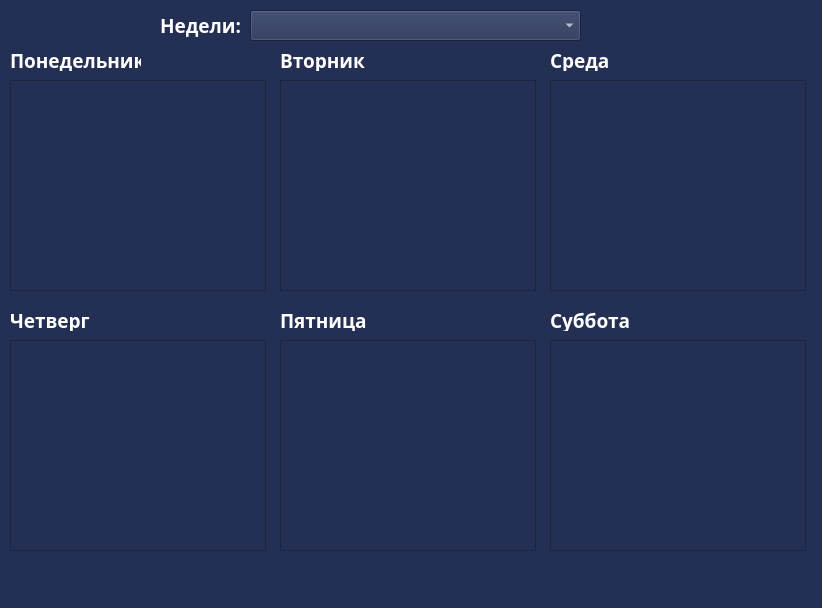
Before: the Qt Designer form ui/diary.ui in Ulbandus/e-school, drawn with Qt 5.
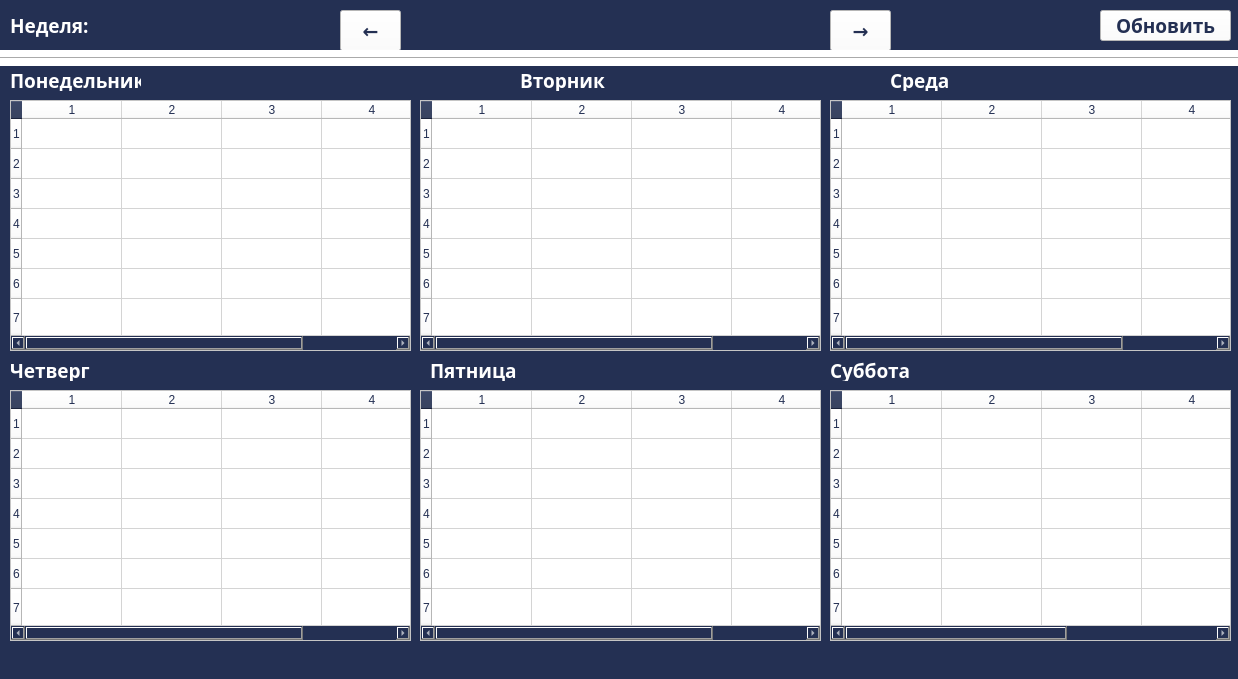
After: the same form once the commit is applied.

The edit to the form file:
```diff
--- a/ui/diary.ui
+++ b/ui/diary.ui
@@ -6,8 +6,8 @@
    <rect>
     <x>0</x>
     <y>0</y>
-    <width>822</width>
-    <height>608</height>
+    <width>1238</width>
+    <height>679</height>
    </rect>
   </property>
   <property name="font">
@@ -29,80 +29,308 @@
    <property name="geometry">
     <rect>
      <x>10</x>
-     <y>80</y>
-     <width>256</width>
-     <height>211</height>
+     <y>100</y>
+     <width>401</width>
+     <height>251</height>
     </rect>
    </property>
+   <property name="styleSheet">
+    <string notr="true">color: rgb(36, 48, 83);
+background-color: rgb(255, 255, 255);</string>
+   </property>
+   <property name="editTriggers">
+    <set>QAbstractItemView::NoEditTriggers</set>
+   </property>
+   <property name="rowCount">
+    <number>7</number>
+   </property>
+   <property name="columnCount">
+    <number>4</number>
+   </property>
+   <attribute name="horizontalHeaderCascadingSectionResizes">
+    <bool>false</bool>
+   </attribute>
+   <attribute name="horizontalHeaderStretchLastSection">
+    <bool>true</bool>
+   </attribute>
+   <attribute name="verticalHeaderStretchLastSection">
+    <bool>true</bool>
+   </attribute>
+   <row/>
+   <row/>
+   <row/>
+   <row/>
+   <row/>
+   <row/>
+   <row/>
+   <column/>
+   <column/>
+   <column/>
+   <column/>
+   <item row="0" column="0">
+    <property name="font">
+     <font>
+      <family>Segoe UI Semibold</family>
+      <pointsize>14</pointsize>
+      <weight>75</weight>
+      <bold>true</bold>
+     </font>
+    </property>
+   </item>
   </widget>
   <widget class="QTableWidget" name="tableWidget_2">
    <property name="geometry">
     <rect>
      <x>10</x>
-     <y>340</y>
-     <width>256</width>
-     <height>211</height>
+     <y>390</y>
+     <width>401</width>
+     <height>251</height>
     </rect>
    </property>
-  </widget>
-  <widget class="QTableWidget" name="tableWidget_3">
-   <property name="geometry">
-    <rect>
-     <x>280</x>
-     <y>80</y>
-     <width>256</width>
-     <height>211</height>
-    </rect>
+   <property name="styleSheet">
+    <string notr="true">color: rgb(36, 48, 83);
+background-color: rgb(255, 255, 255);</string>
    </property>
+   <property name="editTriggers">
+    <set>QAbstractItemView::NoEditTriggers</set>
+   </property>
+   <property name="rowCount">
+    <number>7</number>
+   </property>
+   <property name="columnCount">
+    <number>4</number>
+   </property>
+   <attribute name="horizontalHeaderStretchLastSection">
+    <bool>true</bool>
+   </attribute>
+   <attribute name="verticalHeaderStretchLastSection">
+    <bool>true</bool>
+   </attribute>
+   <row/>
+   <row/>
+   <row/>
+   <row/>
+   <row/>
+   <row/>
+   <row/>
+   <column/>
+   <column/>
+   <column/>
+   <column/>
+   <item row="0" column="0">
+    <property name="font">
+     <font>
+      <family>Segoe UI Semibold</family>
+      <pointsize>14</pointsize>
+      <weight>75</weight>
+      <bold>true</bold>
+     </font>
+    </property>
+   </item>
   </widget>
   <widget class="QTableWidget" name="tableWidget_4">
    <property name="geometry">
     <rect>
-     <x>550</x>
-     <y>80</y>
-     <width>256</width>
-     <height>211</height>
+     <x>420</x>
+     <y>100</y>
+     <width>401</width>
+     <height>251</height>
     </rect>
    </property>
+   <property name="styleSheet">
+    <string notr="true">color: rgb(36, 48, 83);
+background-color: rgb(255, 255, 255);</string>
+   </property>
+   <property name="editTriggers">
+    <set>QAbstractItemView::NoEditTriggers</set>
+   </property>
+   <property name="rowCount">
+    <number>7</number>
+   </property>
+   <property name="columnCount">
+    <number>4</number>
+   </property>
+   <attribute name="horizontalHeaderStretchLastSection">
+    <bool>true</bool>
+   </attribute>
+   <attribute name="verticalHeaderStretchLastSection">
+    <bool>true</bool>
+   </attribute>
+   <row/>
+   <row/>
+   <row/>
+   <row/>
+   <row/>
+   <row/>
+   <row/>
+   <column/>
+   <column/>
+   <column/>
+   <column/>
+   <item row="0" column="0">
+    <property name="font">
+     <font>
+      <family>Segoe UI Symbol</family>
+      <pointsize>14</pointsize>
+     </font>
+    </property>
+   </item>
   </widget>
   <widget class="QTableWidget" name="tableWidget_5">
    <property name="geometry">
     <rect>
-     <x>280</x>
-     <y>340</y>
-     <width>256</width>
-     <height>211</height>
+     <x>830</x>
+     <y>100</y>
+     <width>401</width>
+     <height>251</height>
     </rect>
    </property>
+   <property name="styleSheet">
+    <string notr="true">color: rgb(36, 48, 83);
+background-color: rgb(255, 255, 255);</string>
+   </property>
+   <property name="editTriggers">
+    <set>QAbstractItemView::NoEditTriggers</set>
+   </property>
+   <property name="rowCount">
+    <number>7</number>
+   </property>
+   <property name="columnCount">
+    <number>4</number>
+   </property>
+   <attribute name="horizontalHeaderStretchLastSection">
+    <bool>true</bool>
+   </attribute>
+   <attribute name="verticalHeaderStretchLastSection">
+    <bool>true</bool>
+   </attribute>
+   <row/>
+   <row/>
+   <row/>
+   <row/>
+   <row/>
+   <row/>
+   <row/>
+   <column/>
+   <column/>
+   <column/>
+   <column/>
+   <item row="0" column="0">
+    <property name="font">
+     <font>
+      <family>Segoe UI Semibold</family>
+      <pointsize>14</pointsize>
+      <weight>75</weight>
+      <bold>true</bold>
+     </font>
+    </property>
+   </item>
   </widget>
   <widget class="QTableWidget" name="tableWidget_6">
    <property name="geometry">
     <rect>
-     <x>550</x>
-     <y>340</y>
-     <width>256</width>
-     <height>211</height>
+     <x>420</x>
+     <y>390</y>
+     <width>401</width>
+     <height>251</height>
     </rect>
    </property>
    <property name="styleSheet">
-    <string notr="true">background-color: rgb(36, 48, 83);
-color: rgb(255, 255, 255);</string>
+    <string notr="true">color: rgb(36, 48, 83);
+background-color: rgb(255, 255, 255);</string>
    </property>
+   <property name="editTriggers">
+    <set>QAbstractItemView::NoEditTriggers</set>
+   </property>
+   <property name="rowCount">
+    <number>7</number>
+   </property>
+   <property name="columnCount">
+    <number>4</number>
+   </property>
+   <attribute name="horizontalHeaderStretchLastSection">
+    <bool>true</bool>
+   </attribute>
+   <attribute name="verticalHeaderStretchLastSection">
+    <bool>true</bool>
+   </attribute>
+   <row/>
+   <row/>
+   <row/>
+   <row/>
+   <row/>
+   <row/>
+   <row/>
+   <column/>
+   <column/>
+   <column/>
+   <column/>
+   <item row="0" column="0">
+    <property name="font">
+     <font>
+      <family>Segoe UI Semibold</family>
+      <pointsize>14</pointsize>
+      <weight>75</weight>
+      <bold>true</bold>
+     </font>
+    </property>
+   </item>
   </widget>
-  <widget class="QComboBox" name="comboBox">
+  <widget class="QTableWidget" name="saturday">
    <property name="geometry">
     <rect>
-     <x>250</x>
-     <y>10</y>
-     <width>331</width>
-     <height>31</height>
+     <x>830</x>
+     <y>390</y>
+     <width>401</width>
+     <height>251</height>
     </rect>
    </property>
+   <property name="styleSheet">
+    <string notr="true">color: rgb(36, 48, 83);
+background-color: rgb(255, 255, 255);</string>
+   </property>
+   <property name="editTriggers">
+    <set>QAbstractItemView::NoEditTriggers</set>
+   </property>
+   <property name="rowCount">
+    <number>7</number>
+   </property>
+   <property name="columnCount">
+    <number>5</number>
+   </property>
+   <attribute name="horizontalHeaderStretchLastSection">
+    <bool>true</bool>
+   </attribute>
+   <attribute name="verticalHeaderStretchLastSection">
+    <bool>true</bool>
+   </attribute>
+   <row/>
+   <row/>
+   <row/>
+   <row/>
+   <row/>
+   <row/>
+   <row/>
+   <column/>
+   <column/>
+   <column/>
+   <column/>
+   <column/>
+   <item row="0" column="0">
+    <property name="font">
+     <font>
+      <family>Segoe UI Semibold</family>
+      <pointsize>14</pointsize>
+      <weight>75</weight>
+      <bold>true</bold>
+     </font>
+    </property>
+   </item>
   </widget>
   <widget class="QLabel" name="label">
    <property name="geometry">
     <rect>
-     <x>160</x>
+     <x>10</x>
      <y>10</y>
      <width>81</width>
      <height>31</height>
@@ -117,14 +345,14 @@
     </font>
    </property>
    <property name="text">
-    <string>Недели:</string>
+    <string>Неделя:</string>
    </property>
   </widget>
   <widget class="QLabel" name="label_2">
    <property name="geometry">
     <rect>
      <x>10</x>
-     <y>50</y>
+     <y>70</y>
      <width>131</width>
      <height>21</height>
     </rect>
@@ -136,8 +364,8 @@
   <widget class="QLabel" name="label_3">
    <property name="geometry">
     <rect>
-     <x>280</x>
-     <y>50</y>
+     <x>520</x>
+     <y>70</y>
      <width>101</width>
      <height>21</height>
     </rect>
@@ -149,8 +377,8 @@
   <widget class="QLabel" name="label_4">
    <property name="geometry">
     <rect>
-     <x>550</x>
-     <y>50</y>
+     <x>890</x>
+     <y>70</y>
      <width>91</width>
      <height>21</height>
     </rect>
@@ -163,7 +391,7 @@
    <property name="geometry">
     <rect>
      <x>10</x>
-     <y>310</y>
+     <y>360</y>
      <width>131</width>
      <height>21</height>
     </rect>
@@ -175,8 +403,8 @@
   <widget class="QLabel" name="label_8">
    <property name="geometry">
     <rect>
-     <x>280</x>
-     <y>310</y>
+     <x>430</x>
+     <y>360</y>
      <width>131</width>
      <height>21</height>
     </rect>
@@ -188,8 +416,8 @@
   <widget class="QLabel" name="label_9">
    <property name="geometry">
     <rect>
-     <x>550</x>
-     <y>310</y>
+     <x>830</x>
+     <y>360</y>
      <width>131</width>
      <height>21</height>
     </rect>
@@ -198,6 +426,145 @@
     <string>Суббота</string>
    </property>
   </widget>
+  <widget class="QLabel" name="week">
+   <property name="geometry">
+    <rect>
+     <x>410</x>
+     <y>10</y>
+     <width>411</width>
+     <height>41</height>
+    </rect>
+   </property>
+   <property name="font">
+    <font>
+     <family>Segoe UI Semibold</family>
+     <pointsize>14</pointsize>
+     <weight>75</weight>
+     <bold>true</bold>
+    </font>
+   </property>
+   <property name="styleSheet">
+    <string notr="true">border-color: rgb(255, 255, 255);</string>
+   </property>
+   <property name="text">
+    <string/>
+   </property>
+   <property name="scaledContents">
+    <bool>false</bool>
+   </property>
+   <property name="alignment">
+    <set>Qt::AlignCenter</set>
+   </property>
+  </widget>
+  <widget class="QPushButton" name="previous_week">
+   <property name="geometry">
+    <rect>
+     <x>340</x>
+     <y>10</y>
+     <width>61</width>
+     <height>41</height>
+    </rect>
+   </property>
+   <property name="font">
+    <font>
+     <family>Segoe UI Semibold</family>
+     <pointsize>14</pointsize>
+     <weight>75</weight>
+     <bold>true</bold>
+    </font>
+   </property>
+   <property name="styleSheet">
+    <string notr="true">background-color: rgb(255, 255, 255);
+color: rgb(36, 48, 83)</string>
+   </property>
+   <property name="text">
+    <string>←</string>
+   </property>
+  </widget>
+  <widget class="QPushButton" name="next_week">
+   <property name="geometry">
+    <rect>
+     <x>830</x>
+     <y>10</y>
+     <width>61</width>
+     <height>41</height>
+    </rect>
+   </property>
+   <property name="font">
+    <font>
+     <family>Segoe UI Semibold</family>
+     <pointsize>14</pointsize>
+     <weight>75</weight>
+     <bold>true</bold>
+    </font>
+   </property>
+   <property name="styleSheet">
+    <string notr="true">background-color: rgb(255, 255, 255);
+color: rgb(36, 48, 83)</string>
+   </property>
+   <property name="text">
+    <string>→</string>
+   </property>
+  </widget>
+  <widget class="Line" name="decor_line">
+   <property name="geometry">
+    <rect>
+     <x>0</x>
+     <y>50</y>
+     <width>1251</width>
+     <height>16</height>
+    </rect>
+   </property>
+   <property name="styleSheet">
+    <string notr="true">background-color: rgb(255, 255, 255);</string>
+   </property>
+   <property name="orientation">
+    <enum>Qt::Horizontal</enum>
+   </property>
+  </widget>
+  <widget class="QPushButton" name="pushButton">
+   <property name="geometry">
+    <rect>
+     <x>1100</x>
+     <y>10</y>
+     <width>131</width>
+     <height>31</height>
+    </rect>
+   </property>
+   <property name="font">
+    <font>
+     <family>Segoe UI Semibold</family>
+     <pointsize>14</pointsize>
+     <weight>75</weight>
+     <bold>true</bold>
+    </font>
+   </property>
+   <property name="styleSheet">
+    <string notr="true">background-color: rgb(255, 255, 255);
+color: rgb(36, 48, 83)</string>
+   </property>
+   <property name="text">
+    <string>Обновить</string>
+   </property>
+  </widget>
+  <zorder>pushButton</zorder>
+  <zorder>monday</zorder>
+  <zorder>tuesday</zorder>
+  <zorder>wednesday</zorder>
+  <zorder>friday</zorder>
+  <zorder>saturday</zorder>
+  <zorder>week_label</zorder>
+  <zorder>monday_label</zorder>
+  <zorder>tuesday_label</zorder>
+  <zorder>wednesday_label</zorder>
+  <zorder>thursday_label</zorder>
+  <zorder>friday_label</zorder>
+  <zorder>saturday_label</zorder>
+  <zorder>week</zorder>
+  <zorder>previous_week</zorder>
+  <zorder>next_week</zorder>
+  <zorder>decor_line</zorder>
+  <zorder>thursday</zorder>
  </widget>
  <resources/>
  <connections/>
```
Left out of the diff: 30 changed lines with no effect on the pictures.
